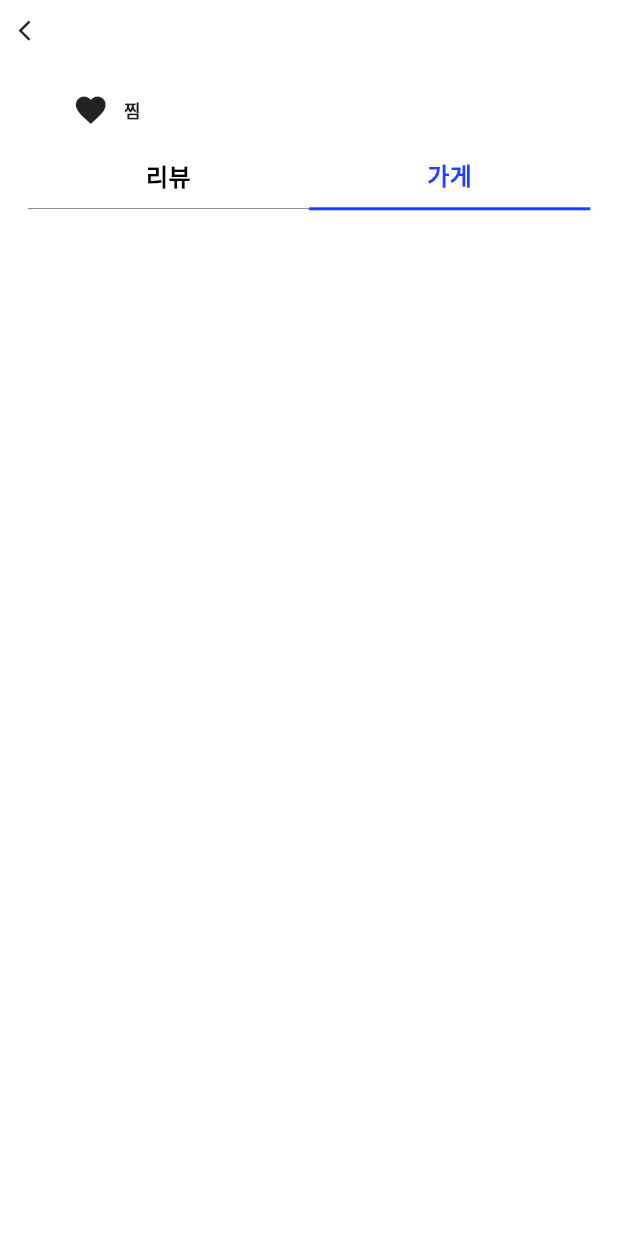
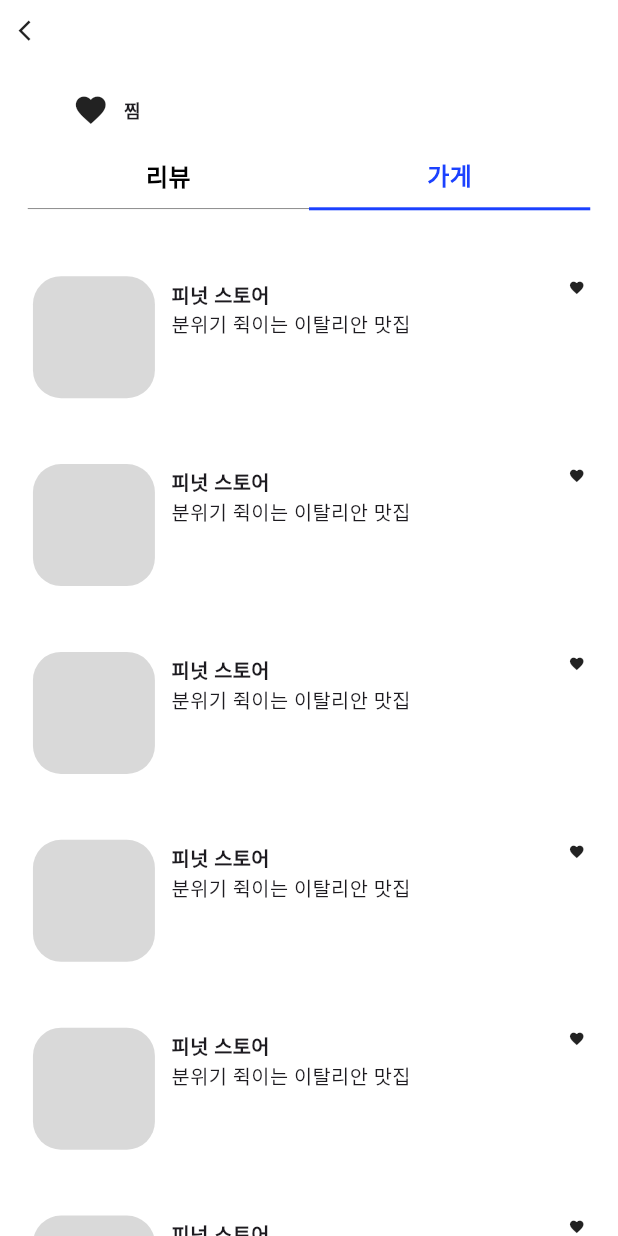
Before and after one commit to SodamSodamApp/sodamsodam-frontend, a Flutter app: the LikePage screen opened directly, after a tap on "가게", on a phone screen of 412 x 824 dp. Run offline on Flutter 3.47's test engine with Material 3 defaults, Android fonts, the light colour scheme and no system bars; our stand-ins replace flutter_dotenv, geolocator, go_router, js, web; missing offline and left inert: dart:html, dart:js_interop, dart:ui_web, kakao_flutter_sdk, kakao_flutter_sdk_auth, kakao_flutter_sdk_common; Roboto replaces fonts that are missing (Pretendard).

Commit message:
찜 페이지 중 찜한 장소 페이지 구성

```diff
--- a/lib/screens/like_page.dart
+++ b/lib/screens/like_page.dart
@@ -5,6 +5,7 @@
  */
 
 import 'package:flutter/material.dart';
+import 'package:sodamsodam_app/subscreens/place_card.dart';
 import 'package:sodamsodam_app/subscreens/place_review_card.dart';
 
 class LikePage extends StatefulWidget {
@@ -218,6 +219,14 @@ class LikePlacesPage extends StatefulWidget {
 class _LikePlacesPageState extends State<LikePlacesPage> {
   @override
   Widget build(BuildContext context) {
-    return Container();
+    return ListView(
+      children: List.generate(10, (context) {
+        return PlaceCard(
+          placeName: "피넛 스토어",
+          content: "분위기 쥑이는 이탈리안 맛집",
+          isLiked: true,
+        );
+      }),
+    );
   }
 }
--- a/lib/subscreens/place_card.dart
+++ b/lib/subscreens/place_card.dart
@@ -1,7 +1,16 @@
 import 'package:flutter/material.dart';
 
 class PlaceCard extends StatefulWidget {
-  const PlaceCard({super.key});
+  const PlaceCard({
+    super.key,
+    required this.placeName,
+    required this.content,
+    required this.isLiked,
+  });
+  final String placeName;
+  final String content;
+  final bool isLiked;
+  //이미지
 
   @override
   State<PlaceCard> createState() => _PlaceCardState();
@@ -10,6 +19,72 @@ class PlaceCard extends StatefulWidget {
 class _PlaceCardState extends State<PlaceCard> {
   @override
   Widget build(BuildContext context) {
-    return Container();
+    return FittedBox(
+      fit: BoxFit.contain,
+      child: Container(
+        width: 375,
+        padding: EdgeInsets.fromLTRB(20, 40, 20, 0),
+        child: Row(
+          mainAxisAlignment: MainAxisAlignment.spaceBetween,
+          crossAxisAlignment: CrossAxisAlignment.start,
+          children: [
+            Row(
+              mainAxisAlignment: MainAxisAlignment.start,
+              crossAxisAlignment: CrossAxisAlignment.start,
+              children: [
+                Container(
+                  width: 74,
+                  height: 74,
+                  margin: EdgeInsets.fromLTRB(0, 0, 10, 0),
+                  decoration: BoxDecoration(
+                    color: Color(0xffd9d9d9),
+                    borderRadius: BorderRadius.all(Radius.circular(17)),
+                  ),
+                ),
+
+                Container(
+                  padding: EdgeInsets.fromLTRB(0, 2, 0, 2),
+                  child: Column(
+                    mainAxisAlignment: MainAxisAlignment.start,
+                    crossAxisAlignment: CrossAxisAlignment.start,
+                    children: [
+                      Text(
+                        widget.placeName,
+                        style: TextStyle(
+                          fontSize: 12,
+                          fontWeight: FontWeight.w700,
+                        ),
+                      ),
+                      Text(
+                        widget.content,
+                        style: TextStyle(
+                          fontSize: 12,
+                          fontWeight: FontWeight.w500,
+                        ),
+                      ),
+                    ],
+                  ),
+                ),
+              ],
+            ),
+
+            Padding(
+              padding: EdgeInsets.fromLTRB(0, 2, 0, 2),
+              child: InkWell(
+                onTap: () {
+                  setState(() {
+                    // 리뷰 찜 리스트 제외 API 통신 필요
+                  });
+                },
+                child: Icon(
+                  widget.isLiked ? Icons.favorite : Icons.favorite_border,
+                  size: 10,
+                ),
+              ),
+            ),
+          ],
+        ),
+      ),
+    );
   }
 }
```
